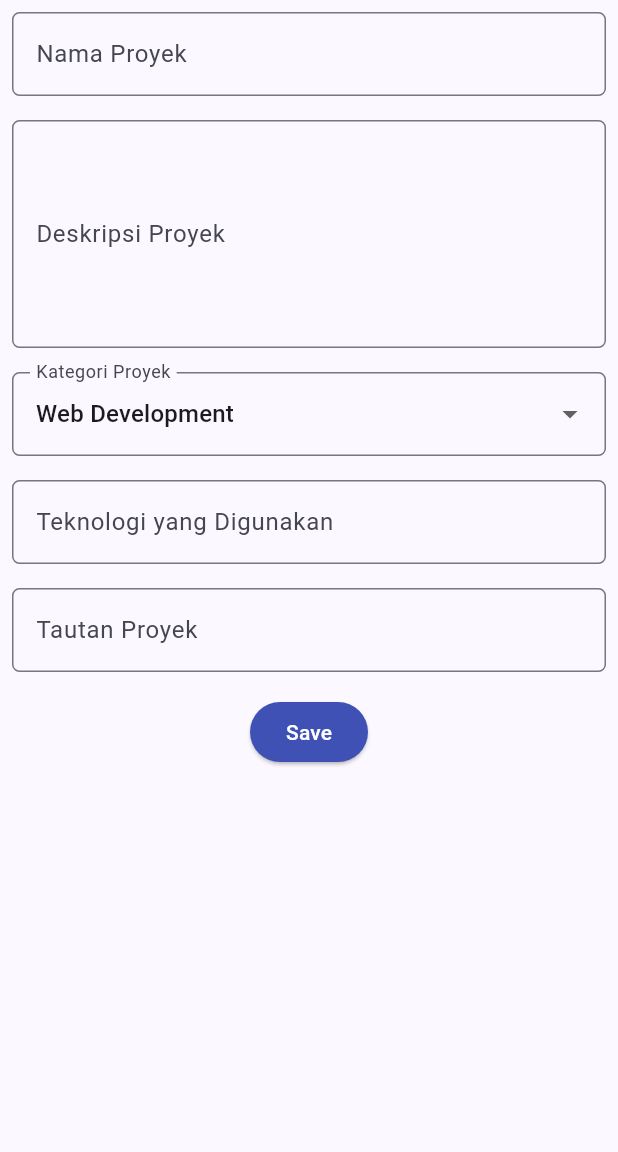
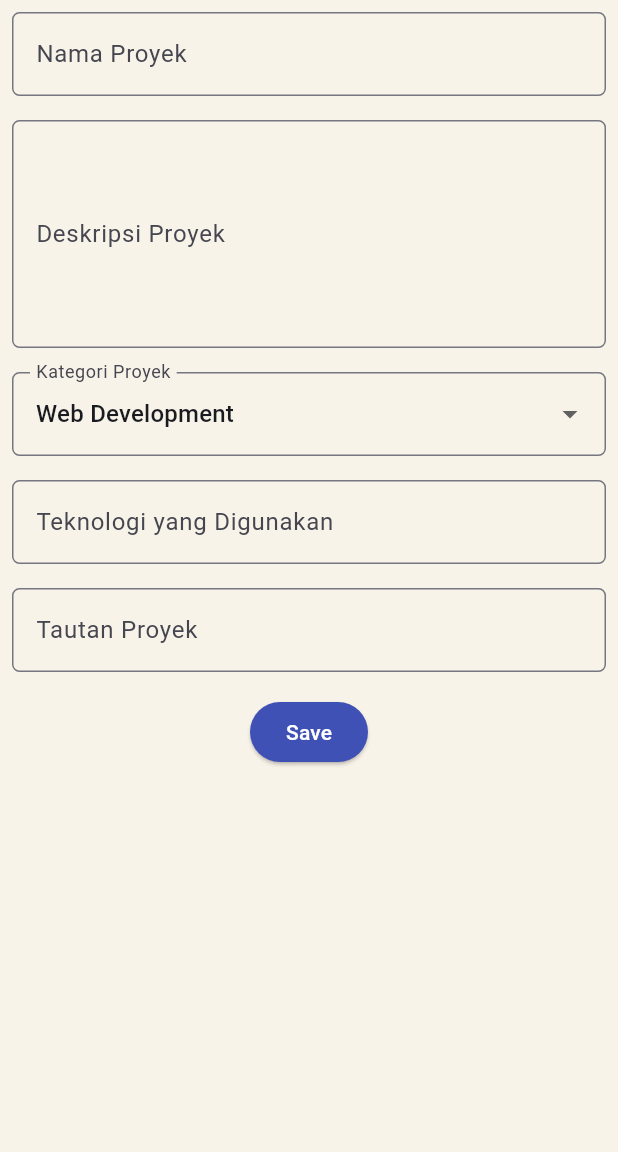
Before and after one commit to Kiara996/myportfolio_mobile, a Flutter app: the screen it shows after launch, after a tap on "Tambah Proyek", on a phone screen of 412 x 824 dp, the part 84-1236 px from its top. Run offline on Flutter 3.47's test engine with Material 3 defaults, Android fonts, the phone set to English and light mode, and no system bars; our stand-ins replace material_ui.

Commit message:
feat(theme): port Django color palette into Flutter theme

```diff
--- a/lib/main.dart
+++ b/lib/main.dart
@@ -1,5 +1,6 @@
 import 'package:material_ui/material_ui.dart';
 import 'package:myportofolio_mobile/screens/menu.dart';
+import 'package:myportofolio_mobile/theme/app_theme.dart';
 
 void main() {
   runApp(const MyApp());
@@ -8,33 +9,11 @@ void main() {
 class MyApp extends StatelessWidget {
   const MyApp({super.key});
 
-  // This widget is the root of your application.
   @override
   Widget build(BuildContext context) {
     return MaterialApp(
       title: 'MyPortfolio',
-      theme: ThemeData(
-        // This is the theme of your application.
-        //
-        // TRY THIS: Try running your application with "flutter run". You'll see
-        // the application has a purple toolbar. Then, without quitting the app,
-        // try changing the seedColor in the colorScheme below to Colors.green
-        // and then invoke "hot reload" (save your changes or press the "hot
-        // reload" button in a Flutter-supported IDE, or press "r" if you used
-        // the command line to start the app).
-        //
-        // Notice that the counter didn't reset back to zero; the application
-        // state is not lost during the reload. To reset the state, use hot
-        // restart instead.
-        //
-        // This works for code too, not just values: Most code changes can be
-        // tested with just a hot reload.
-        colorScheme: ColorScheme.fromSeed(
-          seedColor: Colors.indigo,
-          secondary: Colors.amber[700],
-        ),
-        useMaterial3: true,
-      ),
+      theme: buildAppTheme(),
       home: MyHomePage(),
     );
   }
--- /dev/null
+++ b/lib/theme/app_theme.dart
@@ -0,0 +1,24 @@
+import 'package:material_ui/material_ui.dart';
+
+/// Palet warna diport dari static/css/style.css di proyek Django.
+class AppColors {
+  static const ink = Color(0xFF161C30);
+  static const paper = Color(0xFFF8F3E9);
+  static const surface = Color(0xFFFFFDF7);
+  static const accent = Color(0xFFEC5B40);
+}
+
+ThemeData buildAppTheme() {
+  final scheme = ColorScheme.fromSeed(seedColor: AppColors.ink).copyWith(
+    primary: AppColors.ink,
+    onPrimary: Colors.white,
+    secondary: AppColors.accent,
+    surface: AppColors.surface,
+  );
+
+  return ThemeData(
+    colorScheme: scheme,
+    scaffoldBackgroundColor: AppColors.paper,
+    useMaterial3: true,
+  );
+}
```
Also changed, not shown: 1 other file.
